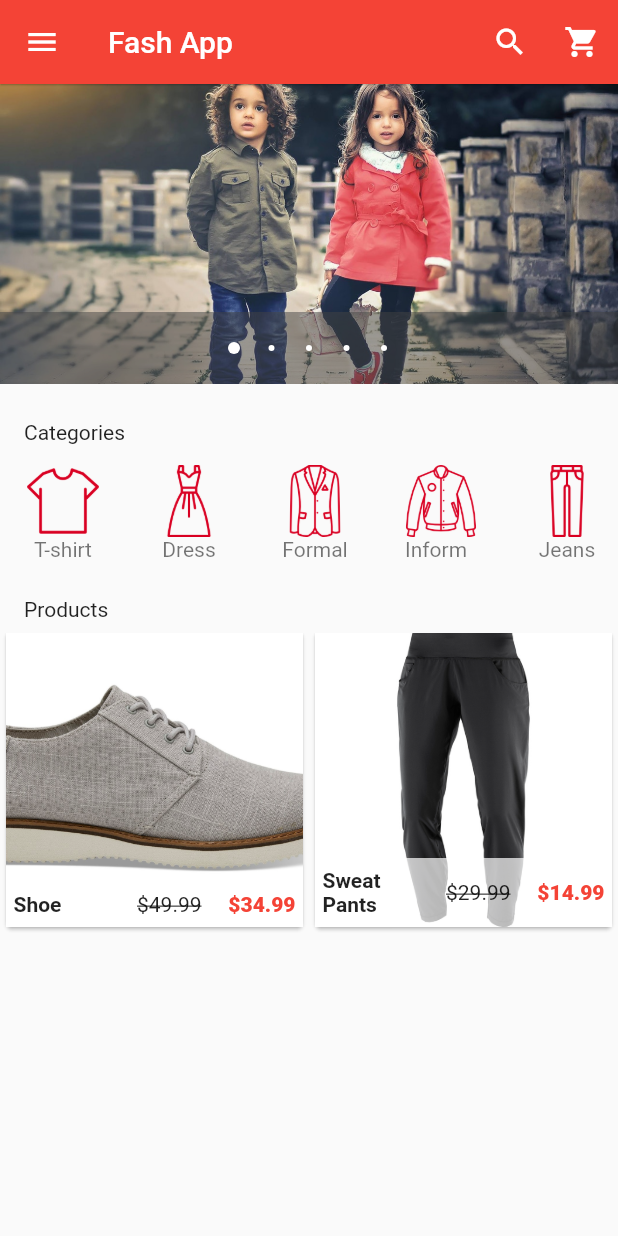
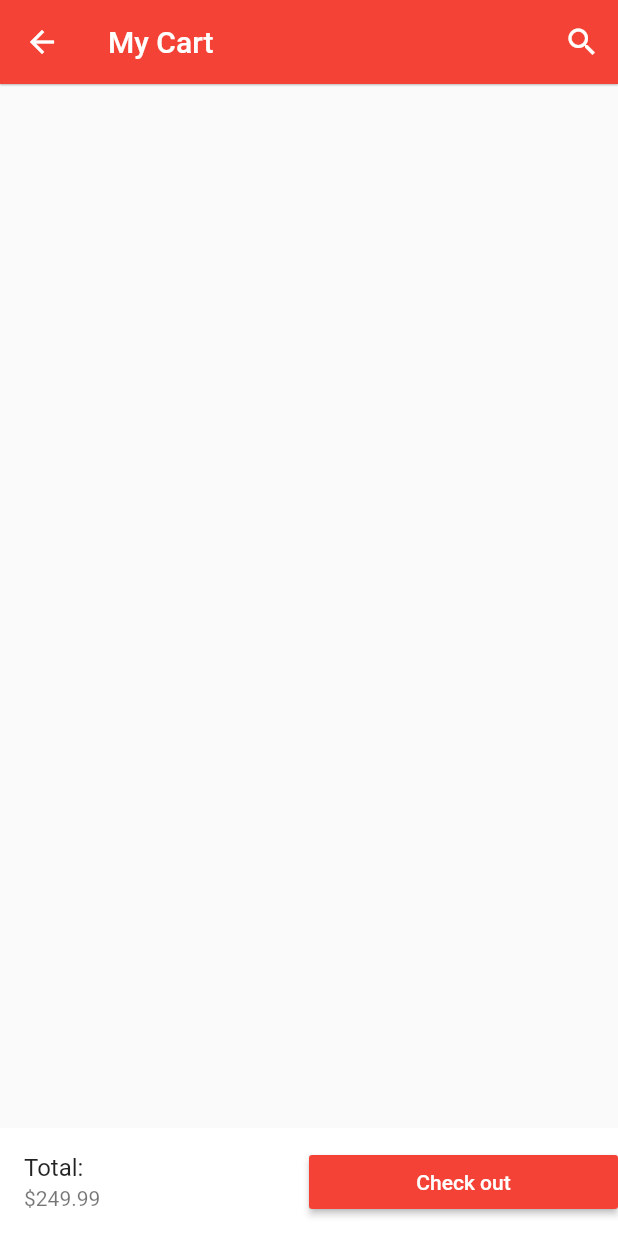
Before and after one commit to etEthiopia/ecommerce, a Flutter app: the screen it shows after launch, scrolled down 418 dp, after a tap on the "shopping cart" icon, on a phone screen of 412 x 824 dp. Run offline on Flutter 3.47's test engine with Material 2 defaults, Android fonts, the phone set to English and light mode, and no system bars; drawn by our look-alikes of carousel_pro.

Commit message:
Cart Page 1

```diff
--- a/lib/components/menu_drawer.dart
+++ b/lib/components/menu_drawer.dart
@@ -39,9 +39,11 @@ class MenuDrawer extends StatelessWidget {
                   color: Colors.red,
                 ))),
         InkWell(
-            onTap: () {},
+            onTap: () {
+              Navigator.of(context).pushNamed("/mycart");
+            },
             child: ListTile(
-                title: Text("Shopping Cart"),
+                title: Text("My Cart"),
                 leading: Icon(
                   Icons.shopping_cart,
                   color: Colors.red,
--- a/lib/main.dart
+++ b/lib/main.dart
@@ -1,3 +1,4 @@
+import 'package:ecommerceapp/pages/cart.dart';
 import 'package:ecommerceapp/pages/home.dart';
 import 'package:ecommerceapp/pages/product_details.dart';
 import 'package:flutter/material.dart';
@@ -8,6 +9,7 @@ void main() {
     routes: {
       "/": (context) => HomePage(),
       "/productdetails": (context) => ProductDetails(),
+      "/mycart": (context) => CartPage()
     },
   ));
 }
--- /dev/null
+++ b/lib/pages/cart.dart
@@ -0,0 +1,40 @@
+import 'package:flutter/material.dart';
+
+class CartPage extends StatefulWidget {
+  @override
+  _CartPageState createState() => _CartPageState();
+}
+
+class _CartPageState extends State<CartPage> {
+  @override
+  Widget build(BuildContext context) {
+    return Scaffold(
+      appBar: AppBar(
+        elevation: 0.5,
+        title: Text("My Cart"),
+        backgroundColor: Colors.red,
+        actions: <Widget>[
+          IconButton(
+              icon: Icon(Icons.search), color: Colors.white, onPressed: () {}),
+        ],
+      ),
+      bottomNavigationBar: Container(
+          color: Colors.white,
+          child: Row(
+            children: <Widget>[
+              Expanded(
+                child: ListTile(
+                    title: Text("Total: "), subtitle: Text("\$249.99")),
+              ),
+              Expanded(
+                child: MaterialButton(
+                    onPressed: () {},
+                    child: Text("Check out",
+                        style: TextStyle(color: Colors.white)),
+                    color: Colors.red),
+              )
+            ],
+          )),
+    );
+  }
+}
--- a/lib/pages/home.dart
+++ b/lib/pages/home.dart
@@ -23,7 +23,9 @@ class _HomePageState extends State<HomePage> {
           IconButton(
               icon: Icon(Icons.shopping_cart),
               color: Colors.white,
-              onPressed: () {})
+              onPressed: () {
+                Navigator.of(context).pushNamed("/mycart");
+              })
         ],
       ),
 
```
